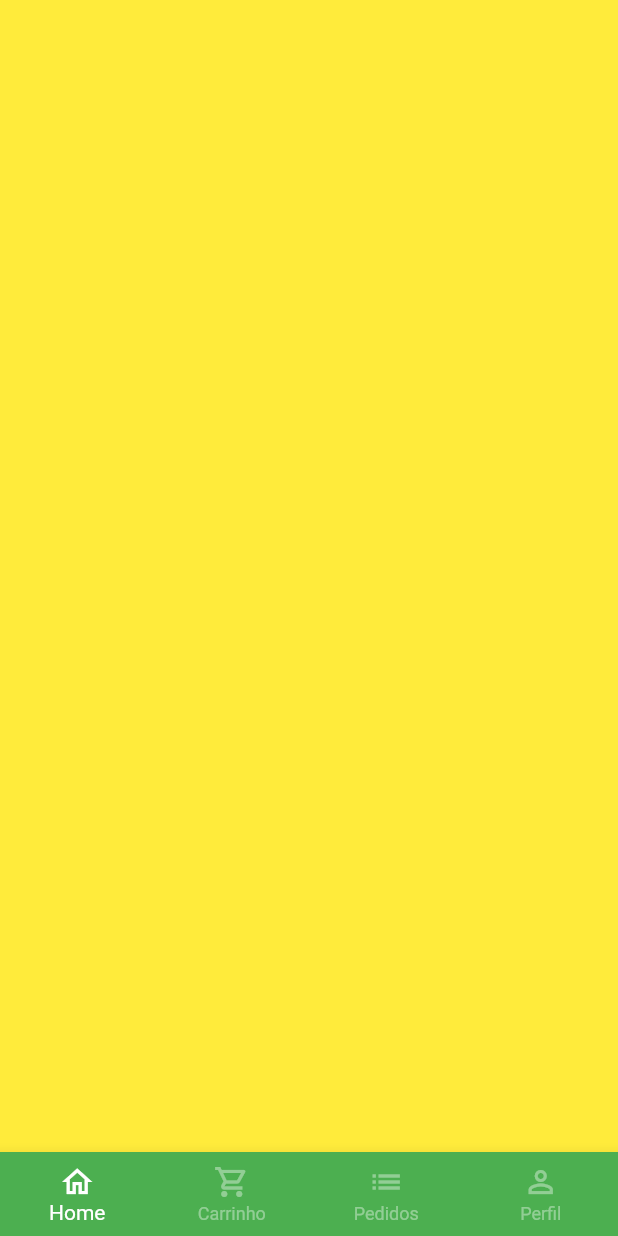
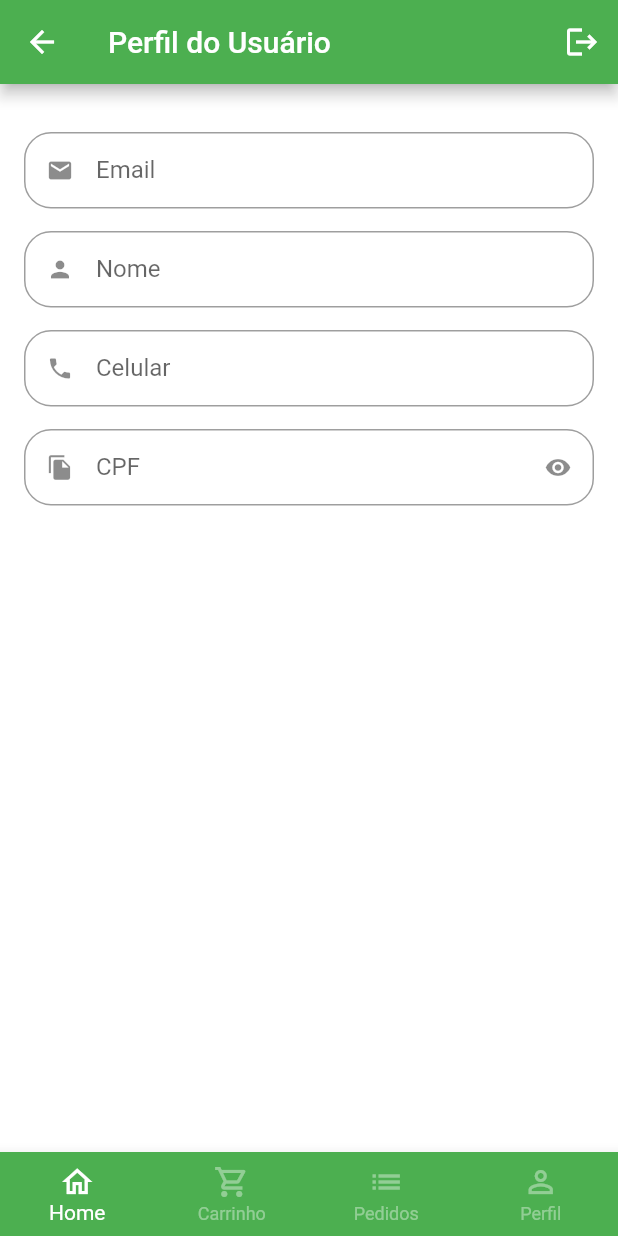
Before and after one commit to emilson-silva/quitanda_virtual, a Flutter app: the BaseScreen screen opened directly, swiped to page 4, on a phone screen of 412 x 824 dp. Run offline on Flutter 3.47's test engine with Material 2 defaults, Android fonts, the phone set to English and light mode, and no system bars; our stand-ins replace animated_text_kit, badges, mask_text_input_formatter.

Commit message:
Criando a tela com usuários

```diff
--- a/lib/src/config/app_data.dart
+++ b/lib/src/config/app_data.dart
@@ -1,5 +1,6 @@
 import 'package:quitanda_virtual/src/models/cart_item_model.dart';
 import 'package:quitanda_virtual/src/models/item_model.dart';
+import 'package:quitanda_virtual/src/models/user_model.dart';
 
 ItemModel apple = ItemModel(
   description:
@@ -86,3 +87,11 @@ List<CartItemModel> cartItems = [
     quantity: 1,
   ),
 ];
+
+UserModel user = UserModel(
+  celular: '62 9 8247-1613',
+  cpf: '029.934.979-09',
+  email: 'emilsongyn17@gmail.com',
+  name: 'Evailson Pereira',
+  senha: '',
+);
--- /dev/null
+++ b/lib/src/models/user_model.dart
@@ -0,0 +1,15 @@
+class UserModel {
+  String name;
+  String email;
+  String celular;
+  String cpf;
+  String senha;
+
+  UserModel({
+    required this.celular,
+    required this.cpf,
+    required this.email,
+    required this.name,
+    required this.senha,
+  });
+}
--- a/lib/src/pages/auth/sign_in_screen.dart
+++ b/lib/src/pages/auth/sign_in_screen.dart
@@ -1,6 +1,6 @@
 import 'package:animated_text_kit/animated_text_kit.dart';
 import 'package:flutter/material.dart';
-import 'package:quitanda_virtual/src/pages/auth/components/custom_text_field.dart';
+import 'package:quitanda_virtual/src/pages/commom_widgets/custom_text_field.dart';
 import 'package:quitanda_virtual/src/pages/auth/sign_up_screen.dart';
 import 'package:quitanda_virtual/src/pages/base/base_screen.dart';
 import 'package:quitanda_virtual/src/config/custom_colors.dart';
--- a/lib/src/pages/auth/sign_up_screen.dart
+++ b/lib/src/pages/auth/sign_up_screen.dart
@@ -1,6 +1,6 @@
 import 'package:flutter/material.dart';
 import 'package:mask_text_input_formatter/mask_text_input_formatter.dart';
-import 'package:quitanda_virtual/src/pages/auth/components/custom_text_field.dart';
+import 'package:quitanda_virtual/src/pages/commom_widgets/custom_text_field.dart';
 import 'package:quitanda_virtual/src/config/custom_colors.dart';
 
 class SignUpScreen extends StatelessWidget {
--- a/lib/src/pages/base/base_screen.dart
+++ b/lib/src/pages/base/base_screen.dart
@@ -1,6 +1,7 @@
 import 'package:flutter/material.dart';
 import 'package:quitanda_virtual/src/pages/cart/cart_tab.dart';
 import 'package:quitanda_virtual/src/pages/home/home_tab.dart';
+import 'package:quitanda_virtual/src/pages/profile/profile_tab.dart';
 
 class BaseScreen extends StatefulWidget {
   const BaseScreen({super.key});
@@ -23,7 +24,7 @@ class _BaseScreenState extends State<BaseScreen> {
           const HomeTab(),
           const CartTab(),
           Container(color: Colors.blue),
-          Container(color: Colors.yellow),
+          const ProfileTab()
         ],
       ),
       bottomNavigationBar: BottomNavigationBar(
--- /dev/null
+++ b/lib/src/pages/profile/profile_tab.dart
@@ -0,0 +1,44 @@
+import 'package:flutter/material.dart';
+import 'package:quitanda_virtual/src/pages/commom_widgets/custom_text_field.dart';
+
+class ProfileTab extends StatelessWidget {
+  const ProfileTab({super.key});
+
+  @override
+  Widget build(BuildContext context) {
+    return Scaffold(
+      appBar: AppBar(
+        title: const Text('Perfil do Usuário'),
+        actions: [
+          IconButton(
+            onPressed: () {},
+            icon: const Icon(Icons.logout),
+          ),
+        ],
+      ),
+      body: ListView(
+        physics: const BouncingScrollPhysics(),
+        padding: const EdgeInsets.fromLTRB(16, 32, 16, 16),
+        children: const [
+          CustomTextField(
+            icon: Icons.email,
+            label: 'Email',
+          ),
+          CustomTextField(
+            icon: Icons.person,
+            label: 'Nome',
+          ),
+          CustomTextField(
+            icon: Icons.phone,
+            label: 'Celular',
+          ),
+          CustomTextField(
+            icon: Icons.file_copy,
+            label: 'CPF',
+            isSecret: true,
+          ),
+        ],
+      ),
+    );
+  }
+}
```
Also changed, not shown: lib/src/pages/commom_widgets/custom_text_field.dart (renamed from lib/src/pages/auth/components/custom_text_field.dart).
